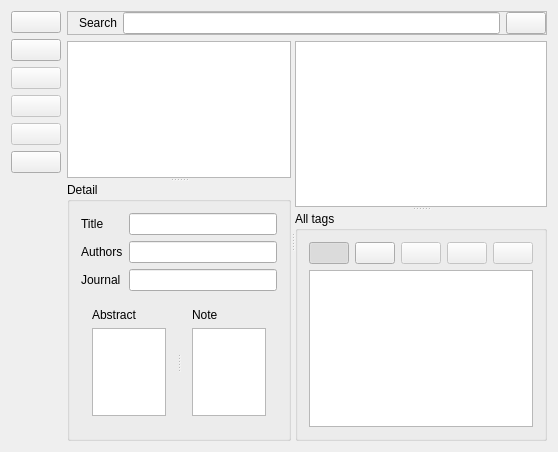
First picture: the form in PagePapers.ui, repository congchenutd/papernet, before the edit.
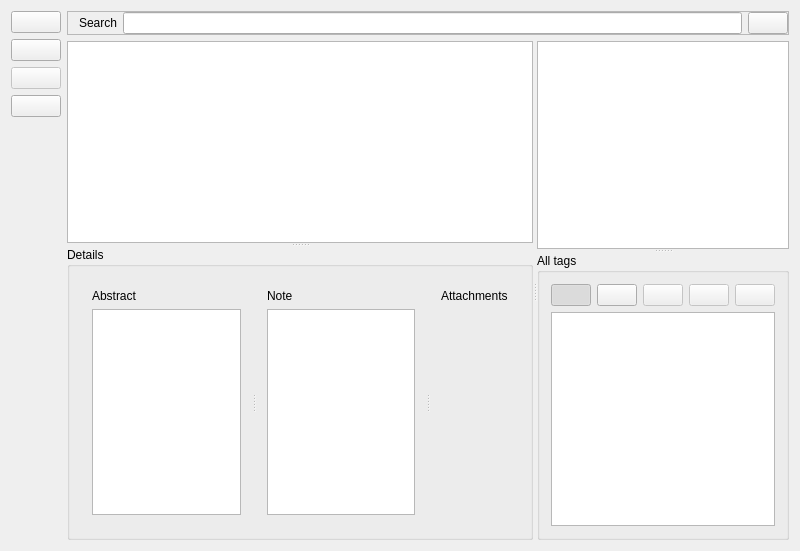
Second picture: the form after the edit. Icons and pictures are not drawn. Custom widgets are drawn as their Qt base class.

```diff
--- a/PagePapers.ui
+++ b/PagePapers.ui
@@ -6,8 +6,8 @@
    <rect>
     <x>0</x>
     <y>0</y>
-    <width>558</width>
-    <height>452</height>
+    <width>800</width>
+    <height>551</height>
    </rect>
   </property>
   <property name="windowTitle">
@@ -91,58 +91,6 @@
        </property>
       </widget>
      </item>
-     <item>
-      <widget class="QPushButton" name="btSetPDF">
-       <property name="enabled">
-        <bool>false</bool>
-       </property>
-       <property name="maximumSize">
-        <size>
-         <width>50</width>
-         <height>16777215</height>
-        </size>
-       </property>
-       <property name="toolTip">
-        <string>Set PDF</string>
-       </property>
-       <property name="icon">
-        <iconset resource="MainWindow.qrc">
-         <normaloff>:/MainWindow/Images/Link.png</normaloff>:/MainWindow/Images/Link.png</iconset>
-       </property>
-       <property name="iconSize">
-        <size>
-         <width>32</width>
-         <height>32</height>
-        </size>
-       </property>
-      </widget>
-     </item>
-     <item>
-      <widget class="QPushButton" name="btReadPDF">
-       <property name="enabled">
-        <bool>false</bool>
-       </property>
-       <property name="maximumSize">
-        <size>
-         <width>50</width>
-         <height>16777215</height>
-        </size>
-       </property>
-       <property name="toolTip">
-        <string>Read PDF</string>
-       </property>
-       <property name="icon">
-        <iconset resource="MainWindow.qrc">
-         <normaloff>:/MainWindow/Images/Read.png</normaloff>:/MainWindow/Images/Read.png</iconset>
-       </property>
-       <property name="iconSize">
-        <size>
-         <width>32</width>
-         <height>32</height>
-        </size>
-       </property>
-      </widget>
-     </item>
      <item>
       <widget class="QPushButton" name="btSearch">
        <property name="icon">
@@ -260,41 +208,11 @@
       </widget>
       <widget class="QGroupBox" name="groupBoxDetail">
        <property name="title">
-        <string>Detail</string>
+        <string>Details</string>
        </property>
-       <layout class="QGridLayout" name="gridLayout">
-        <item row="0" column="0">
-         <widget class="QLabel" name="label">
-          <property name="text">
-           <string>Title</string>
-          </property>
-         </widget>
-        </item>
-        <item row="0" column="1">
-         <widget class="QLineEdit" name="leTitle"/>
-        </item>
-        <item row="1" column="0">
-         <widget class="QLabel" name="label_2">
-          <property name="text">
-           <string>Authors</string>
-          </property>
-         </widget>
-        </item>
-        <item row="1" column="1">
-         <widget class="QLineEdit" name="leAuthors"/>
-        </item>
-        <item row="2" column="0">
-         <widget class="QLabel" name="label_3">
-          <property name="text">
-           <string>Journal</string>
-          </property>
-         </widget>
-        </item>
-        <item row="2" column="1">
-         <widget class="QLineEdit" name="leJournal"/>
-        </item>
-        <item row="3" column="0" colspan="2">
-         <widget class="QSplitter" name="splitterDetail">
+       <layout class="QHBoxLayout" name="horizontalLayout_2">
+        <item>
+         <widget class="QSplitter" name="splitterDetails">
           <property name="orientation">
            <enum>Qt::Horizontal</enum>
           </property>
@@ -326,6 +244,27 @@
             </item>
            </layout>
           </widget>
+          <widget class="QWidget" name="layoutWidget_2">
+           <layout class="QVBoxLayout" name="verticalLayout_4">
+            <item>
+             <widget class="QLabel" name="label_7">
+              <property name="text">
+               <string>Attachments</string>
+              </property>
+             </widget>
+            </item>
+            <item>
+             <widget class="AttachmentsWidget" name="widgetAttachments" native="true">
+              <property name="sizePolicy">
+               <sizepolicy hsizetype="Preferred" vsizetype="Expanding">
+                <horstretch>0</horstretch>
+                <verstretch>0</verstretch>
+               </sizepolicy>
+              </property>
+             </widget>
+            </item>
+           </layout>
+          </widget>
          </widget>
         </item>
        </layout>
@@ -427,6 +366,14 @@
   </layout>
  </widget>
  <layoutdefault spacing="6" margin="11"/>
+ <customwidgets>
+  <customwidget>
+   <class>AttachmentsWidget</class>
+   <extends>QWidget</extends>
+   <header>AttachmentsWidget.h</header>
+   <container>1</container>
+  </customwidget>
+ </customwidgets>
  <resources>
   <include location="MainWindow.qrc"/>
  </resources>
```
Left out of the diff: 2 changed lines with no effect on the pictures.
